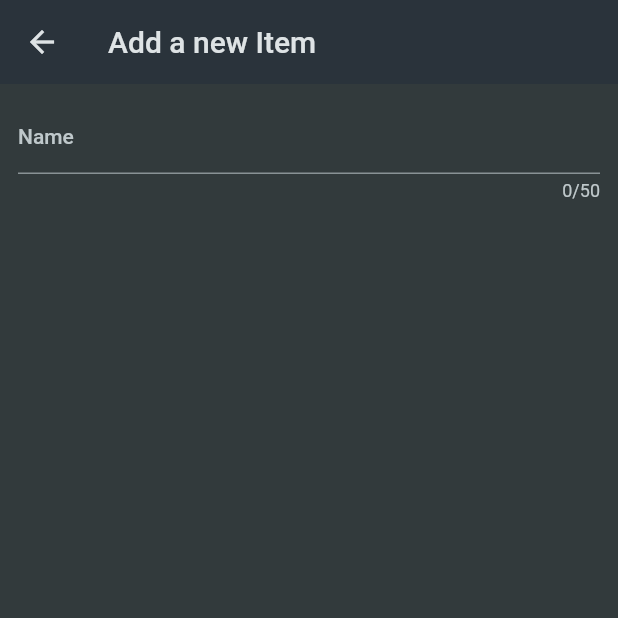
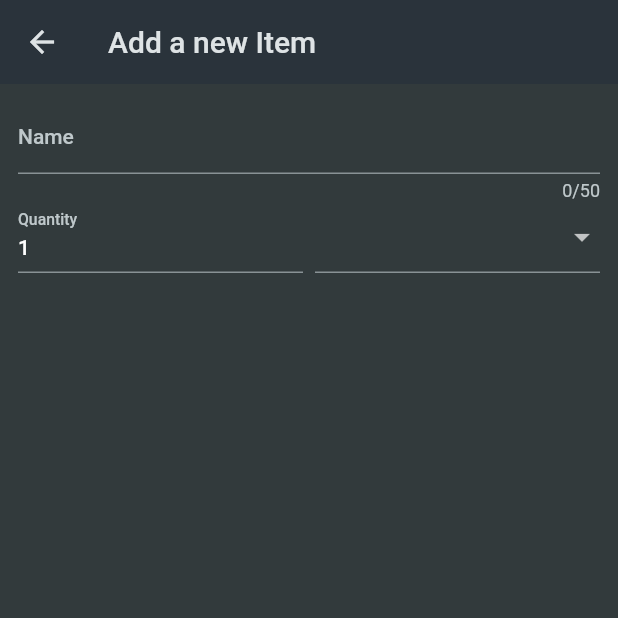
Before and after one commit to Sergio-Al/flutter_form_app, a Flutter app: the NewItem screen opened directly, on a phone screen of 412 x 824 dp, the top half of it. Run offline on Flutter 3.47's test engine with Material 2 defaults, Android fonts, the phone set to English and light mode, and no system bars.

```diff
--- a/lib/widgets/new_item.dart
+++ b/lib/widgets/new_item.dart
@@ -1,4 +1,5 @@
 import 'package:flutter/material.dart';
+import 'package:forms_app/data/categories.dart';
 
 class NewItem extends StatefulWidget {
   const NewItem({super.key});
@@ -34,6 +35,44 @@ class _NewItemState extends State<NewItem> {
                   return 'Demo...';
                 },
               ),
+              Row(
+                children: [
+                  Expanded(
+                    child: TextFormField(
+                      decoration: const InputDecoration(
+                        label: Text('Quantity'),
+                      ),
+                      initialValue: '1',
+                    ),
+                  ),
+                  const SizedBox(
+                    width: 8,
+                  ),
+                  Expanded(
+                    child: DropdownButtonFormField(
+                      items: [
+                        for (final category in categories.entries)
+                          DropdownMenuItem(
+                            value: category.value,
+                            child: Row(
+                              crossAxisAlignment: CrossAxisAlignment.end,
+                              children: [
+                                Container(
+                                  width: 16,
+                                  height: 16,
+                                  color: category.value.color,
+                                ),
+                                const SizedBox(width: 6),
+                                Text(category.value.name)
+                              ],
+                            ),
+                          ),
+                      ],
+                      onChanged: (value) {},
+                    ),
+                  ),
+                ],
+              ),
             ],
           ),
         ),
```
